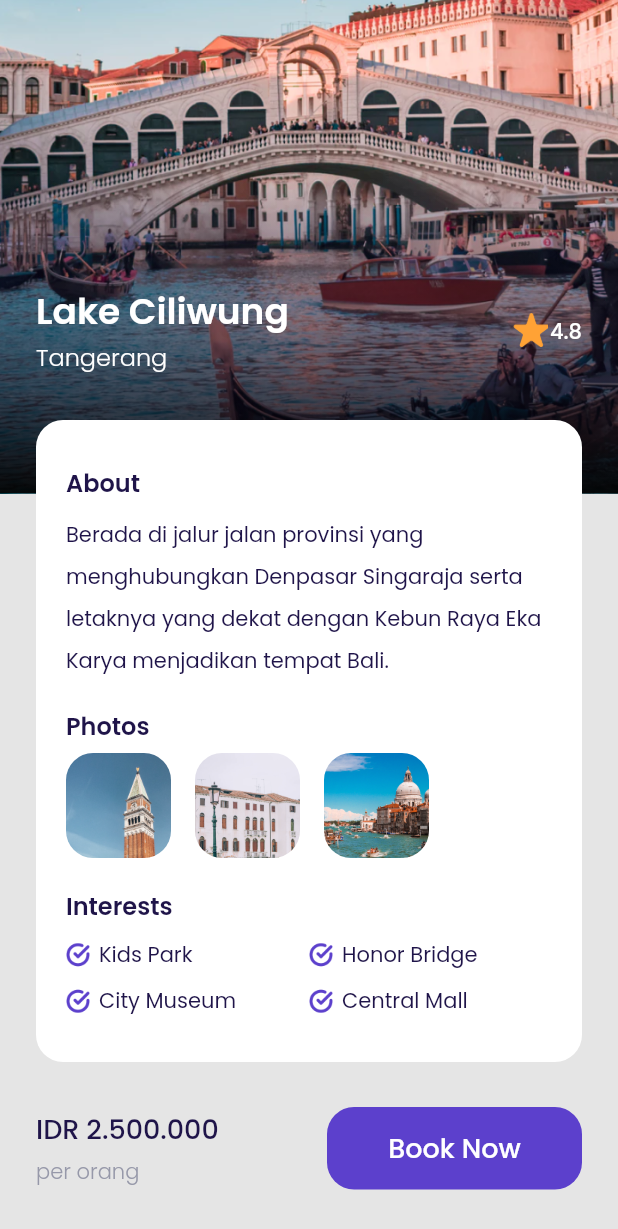
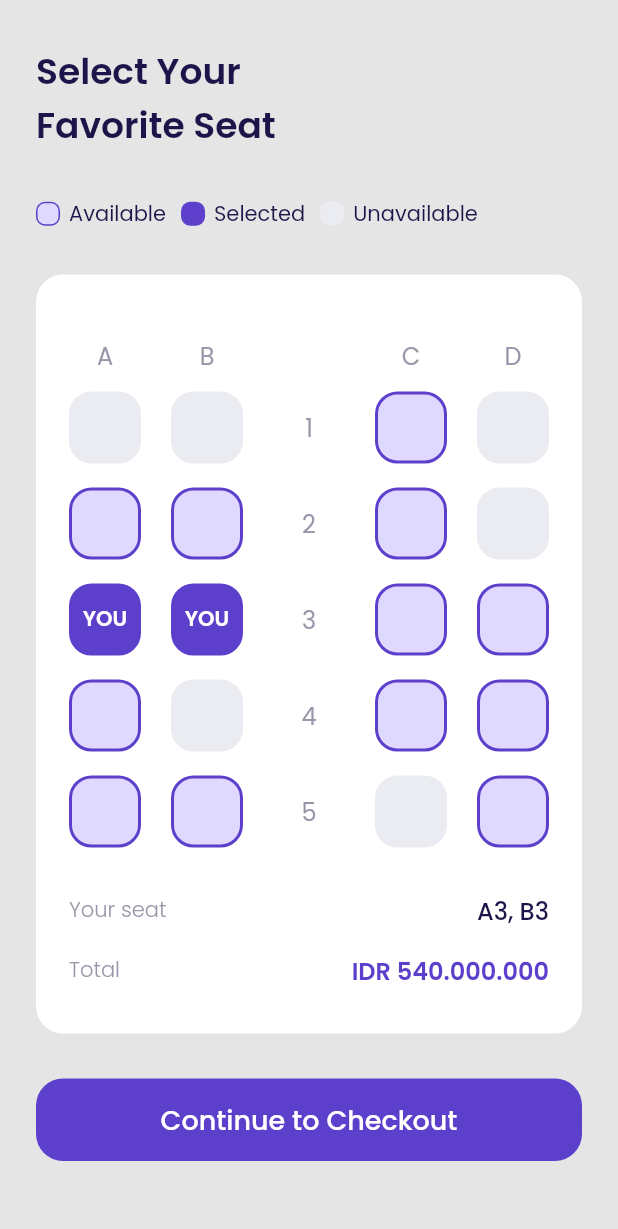
Before and after one commit to embunazzahra/travel_app, a Flutter app: the DetailPage screen opened by its route, scrolled down 121 dp, after a tap on "Book Now", on a phone screen of 412 x 824 dp. Shown: the top 1229 px of the screen. Run offline on Flutter 3.47's test engine with Material 2 defaults, Android fonts, the phone set to English and light mode, and no system bars; our stand-ins replace google_fonts.

Commit message:
adding seat page done

```diff
--- a/lib/shared/theme.dart
+++ b/lib/shared/theme.dart
@@ -10,6 +10,8 @@ Color kGreyColor = Color(0xff9698A9);
 Color kGreenColor = Color(0xff0EC3AE);
 Color kPinkColor = Color(0xffEB70A5);
 Color kBackgroundColor = Color(0xffE5E5E5);
+Color kAvailableColor = Color(0xffE0D9FF);
+Color kUnvailableColor = Color(0xffEBECF1);
 
 //For Font Style with spesific color
 TextStyle whiteFont = GoogleFonts.poppins(color: kWhiteColor);
--- /dev/null
+++ b/lib/ui/pages/choose_seat_page.dart
@@ -0,0 +1,327 @@
+import 'package:flutter/material.dart';
+import 'package:travel_app/shared/theme.dart';
+import 'package:travel_app/ui/widgets/custom_button.dart';
+import 'package:travel_app/ui/widgets/seat_status.dart';
+
+class ChooseSeatPage extends StatelessWidget {
+  const ChooseSeatPage({Key? key}) : super(key: key);
+
+  @override
+  Widget build(BuildContext context) {
+    return Scaffold(
+      backgroundColor: kBackgroundColor,
+      body: ListView(
+        children: [
+          Container(
+            margin: EdgeInsets.only(top: 30, bottom: 46, left: 24, right: 24),
+            child: Column(
+              crossAxisAlignment: CrossAxisAlignment.start,
+              children: [
+                //TITLE
+                Text(
+                  'Select Your\nFavorite Seat',
+                  style: blackFont.copyWith(fontSize: 24, fontWeight: semiBold),
+                ),
+                SizedBox(
+                  height: 30,
+                ),
+
+                //AVAILABLE, SELECTED, UNAVAILABALE ICON
+                Row(
+                  children: [
+                    //AVAILABLE
+                    Container(
+                      width: 16,
+                      height: 16,
+                      margin: EdgeInsets.only(right: 6),
+                      decoration: BoxDecoration(
+                          color: kAvailableColor,
+                          borderRadius: BorderRadius.circular(6),
+                          border: Border.all(
+                            color: kPurpleColor,
+                            width: 1,
+                          )),
+                    ),
+                    Container(
+                      margin: EdgeInsets.only(right: 10),
+                      child: Text(
+                        'Available',
+                        style: blackFont,
+                      ),
+                    ),
+
+                    //SELECTED
+                    Container(
+                      width: 16,
+                      height: 16,
+                      margin: EdgeInsets.only(right: 6),
+                      decoration: BoxDecoration(
+                          color: kPurpleColor,
+                          borderRadius: BorderRadius.circular(6),
+                          border: Border.all(
+                            color: kPurpleColor,
+                            width: 1,
+                          )),
+                    ),
+                    Container(
+                      margin: EdgeInsets.only(right: 10),
+                      child: Text(
+                        'Selected',
+                        style: blackFont,
+                      ),
+                    ),
+
+                    //UNAVAILABLE
+                    Container(
+                      width: 16,
+                      height: 16,
+                      margin: EdgeInsets.only(right: 6),
+                      decoration: BoxDecoration(
+                          color: kUnvailableColor,
+                          borderRadius: BorderRadius.circular(6),
+                          border: Border.all(
+                            color: kUnvailableColor,
+                            width: 1,
+                          )),
+                    ),
+                    Container(
+                      margin: EdgeInsets.only(right: 10),
+                      child: Text(
+                        'Unavailable',
+                        style: blackFont,
+                      ),
+                    ),
+                  ],
+                ),
+
+                //MAIN SEAT PAGE
+                Container(
+                  margin: EdgeInsets.symmetric(vertical: 30),
+                  width: double.infinity,
+                  padding: EdgeInsets.symmetric(horizontal: 22, vertical: 30),
+                  decoration: BoxDecoration(
+                    color: kWhiteColor,
+                    borderRadius: BorderRadius.circular(defaultRadius),
+                  ),
+                  child: Column(
+                    children: [
+                      Row(
+                        mainAxisAlignment: MainAxisAlignment.spaceBetween,
+                        children: [
+                          Container(
+                            width: 48,
+                            height: 48,
+                            child: Center(
+                              child: Text(
+                                'A',
+                                style: greyFont.copyWith(fontSize: 16),
+                              ),
+                            ),
+                          ),
+                          Container(
+                            width: 48,
+                            height: 48,
+                            child: Center(
+                              child: Text(
+                                'B',
+                                style: greyFont.copyWith(fontSize: 16),
+                              ),
+                            ),
+                          ),
+                          Container(
+                            width: 48,
+                            height: 48,
+                            child: Center(
+                              child: Text(
+                                '',
+                                style: greyFont.copyWith(fontSize: 16),
+                              ),
+                            ),
+                          ),
+                          Container(
+                            width: 48,
+                            height: 48,
+                            child: Center(
+                              child: Text(
+                                'C',
+                                style: greyFont.copyWith(fontSize: 16),
+                              ),
+                            ),
+                          ),
+                          Container(
+                            width: 48,
+                            height: 48,
+                            child: Center(
+                              child: Text(
+                                'D',
+                                style: greyFont.copyWith(fontSize: 16),
+                              ),
+                            ),
+                          ),
+                        ],
+                      ),
+                      //first line seat
+                      Row(
+                        mainAxisAlignment: MainAxisAlignment.spaceBetween,
+                        children: [
+                          SeatStatus(status: 3),
+                          SeatStatus(status: 3),
+                          Container(
+                            width: 48,
+                            height: 48,
+                            child: Center(
+                              child: Text(
+                                '1',
+                                style: greyFont.copyWith(fontSize: 16),
+                              ),
+                            ),
+                          ),
+                          SeatStatus(status: 1),
+                          SeatStatus(status: 3),
+                        ],
+                      ),
+                      SizedBox(
+                        height: 16,
+                      ),
+                      //second line seat
+                      Row(
+                        mainAxisAlignment: MainAxisAlignment.spaceBetween,
+                        children: [
+                          SeatStatus(status: 1),
+                          SeatStatus(status: 1),
+                          Container(
+                            width: 48,
+                            height: 48,
+                            child: Center(
+                              child: Text(
+                                '2',
+                                style: greyFont.copyWith(fontSize: 16),
+                              ),
+                            ),
+                          ),
+                          SeatStatus(status: 1),
+                          SeatStatus(status: 3),
+                        ],
+                      ),
+                      SizedBox(
+                        height: 16,
+                      ),
+                      //third line seat
+                      Row(
+                        mainAxisAlignment: MainAxisAlignment.spaceBetween,
+                        children: [
+                          SeatStatus(status: 2),
+                          SeatStatus(status: 2),
+                          Container(
+                            width: 48,
+                            height: 48,
+                            child: Center(
+                              child: Text(
+                                '3',
+                                style: greyFont.copyWith(fontSize: 16),
+                              ),
+                            ),
+                          ),
+                          SeatStatus(status: 1),
+                          SeatStatus(status: 1),
+                        ],
+                      ),
+                      SizedBox(
+                        height: 16,
+                      ),
+                      //fourth line seat
+                      Row(
+                        mainAxisAlignment: MainAxisAlignment.spaceBetween,
+                        children: [
+                          SeatStatus(status: 1),
+                          SeatStatus(status: 3),
+                          Container(
+                            width: 48,
+                            height: 48,
+                            child: Center(
+                              child: Text(
+                                '4',
+                                style: greyFont.copyWith(fontSize: 16),
+                              ),
+                            ),
+                          ),
+                          SeatStatus(status: 1),
+                          SeatStatus(status: 1),
+                        ],
+                      ),
+                      SizedBox(
+                        height: 16,
+                      ),
+                      //fifth line seat
+                      Row(
+                        mainAxisAlignment: MainAxisAlignment.spaceBetween,
+                        children: [
+                          SeatStatus(status: 1),
+                          SeatStatus(status: 1),
+                          Container(
+                            width: 48,
+                            height: 48,
+                            child: Center(
+                              child: Text(
+                                '5',
+                                style: greyFont.copyWith(fontSize: 16),
+                              ),
+                            ),
+                          ),
+                          SeatStatus(status: 3),
+                          SeatStatus(status: 1),
+                        ],
+                      ),
+                      //YOUR SEAT
+                      Container(
+                        margin: EdgeInsets.only(top: 30),
+                        child: Row(
+                          mainAxisAlignment: MainAxisAlignment.spaceBetween,
+                          children: [
+                            Text(
+                              'Your seat',
+                              style: greyFont.copyWith(fontWeight: light),
+                            ),
+                            Text(
+                              'A3, B3',
+                              style: blackFont.copyWith(
+                                  fontSize: 16, fontWeight: medium),
+                            )
+                          ],
+                        ),
+                      ),
+                      //TOTAL
+                      Container(
+                        margin: EdgeInsets.only(top: 16),
+                        child: Row(
+                          mainAxisAlignment: MainAxisAlignment.spaceBetween,
+                          children: [
+                            Text(
+                              'Total',
+                              style: greyFont.copyWith(fontWeight: light),
+                            ),
+                            Text(
+                              'IDR 540.000.000',
+                              style: purpleFont.copyWith(
+                                  fontWeight: semiBold, fontSize: 16),
+                            ),
+                          ],
+                        ),
+                      ),
+                    ],
+                  ),
+                ),
+
+                //CHECKOUT BUTTON
+                CustomButton(
+                  title: 'Continue to Checkout',
+                  onPressed: () {},
+                ),
+              ],
+            ),
+          ),
+        ],
+      ),
+    );
+  }
+}
--- a/lib/ui/pages/detail_page.dart
+++ b/lib/ui/pages/detail_page.dart
@@ -1,5 +1,6 @@
 import 'package:flutter/material.dart';
 import 'package:travel_app/shared/theme.dart';
+import 'package:travel_app/ui/pages/choose_seat_page.dart';
 import 'package:travel_app/ui/widgets/custom_button.dart';
 import 'package:travel_app/ui/widgets/interest_checked.dart';
 import 'package:travel_app/ui/widgets/photos_card.dart';
@@ -204,7 +205,12 @@ class DetailPage extends StatelessWidget {
                   ),
                   CustomButton(
                     title: 'Book Now',
-                    onPressed: () {},
+                    onPressed: () {
+                      Navigator.push(
+                          context,
+                          MaterialPageRoute(
+                              builder: (context) => ChooseSeatPage()));
+                    },
                     width: 170,
                   )
                 ],
--- a/lib/ui/widgets/destination_tile.dart
+++ b/lib/ui/widgets/destination_tile.dart
@@ -17,7 +17,13 @@ class DestinationTile extends StatelessWidget {
 
   @override
   Widget build(BuildContext context) {
-    return Container(
+    return GestureDetector(
+      onTap: () {
+        /*Navigator.push(
+            context, MaterialPageRoute(builder: (context) => DetailPage()));*/
+        Navigator.pushNamed(context, '/detail-page');
+      },
+      child: Container(
         margin: EdgeInsets.only(top: 16),
         padding: EdgeInsets.only(bottom: 10, top: 10, left: 10, right: 16),
         width: double.infinity,
@@ -82,7 +88,8 @@ class DestinationTile extends StatelessWidget {
                     ),
                     Text(
                       rating.toString(),
-                    style: blackFont.copyWith(fontWeight: medium, fontSize: 14),
+                      style:
+                          blackFont.copyWith(fontWeight: medium, fontSize: 14),
                     ),
                   ],
                 )
@@ -90,6 +97,7 @@ class DestinationTile extends StatelessWidget {
             ),
           ],
         ),
+      ),
     );
   }
 }
--- /dev/null
+++ b/lib/ui/widgets/seat_status.dart
@@ -0,0 +1,69 @@
+import 'package:flutter/material.dart';
+import 'package:travel_app/shared/theme.dart';
+
+class SeatStatus extends StatelessWidget {
+  final int status;
+  //status: 1. Available 2. Selected 3. Unavailable
+
+  const SeatStatus({Key? key, required this.status}) : super(key: key);
+
+  @override
+  Widget build(BuildContext context) {
+    Color backgroundColor() {
+      switch (status) {
+        case 1:
+          return kAvailableColor;
+        case 2:
+          return kPurpleColor;
+        case 3:
+          return kUnvailableColor;
+        default:
+          return kUnvailableColor;
+      }
+    }
+
+    Color borderColor() {
+      switch (status) {
+        case 1:
+          return kPurpleColor;
+        case 2:
+          return kPurpleColor;
+        case 3:
+          return kUnvailableColor;
+        default:
+          return kUnvailableColor;
+      }
+    }
+
+    Widget child() {
+      switch (status) {
+        case 1:
+          return SizedBox();
+        case 2:
+          return Center(
+              child: Text(
+            'YOU',
+            style: whiteFont.copyWith(fontWeight: semiBold),
+          ));
+        case 3:
+          return SizedBox();
+        default:
+          return SizedBox();
+      }
+    }
+
+    return Container(
+      width: 48,
+      height: 48,
+      child: child(),
+      decoration: BoxDecoration(
+        color: backgroundColor(),
+        borderRadius: BorderRadius.circular(15),
+        border: Border.all(
+          color: borderColor(),
+          width: 2,
+        ),
+      ),
+    );
+  }
+}
```
Lines whose indentation alone changed are shown as unchanged.
